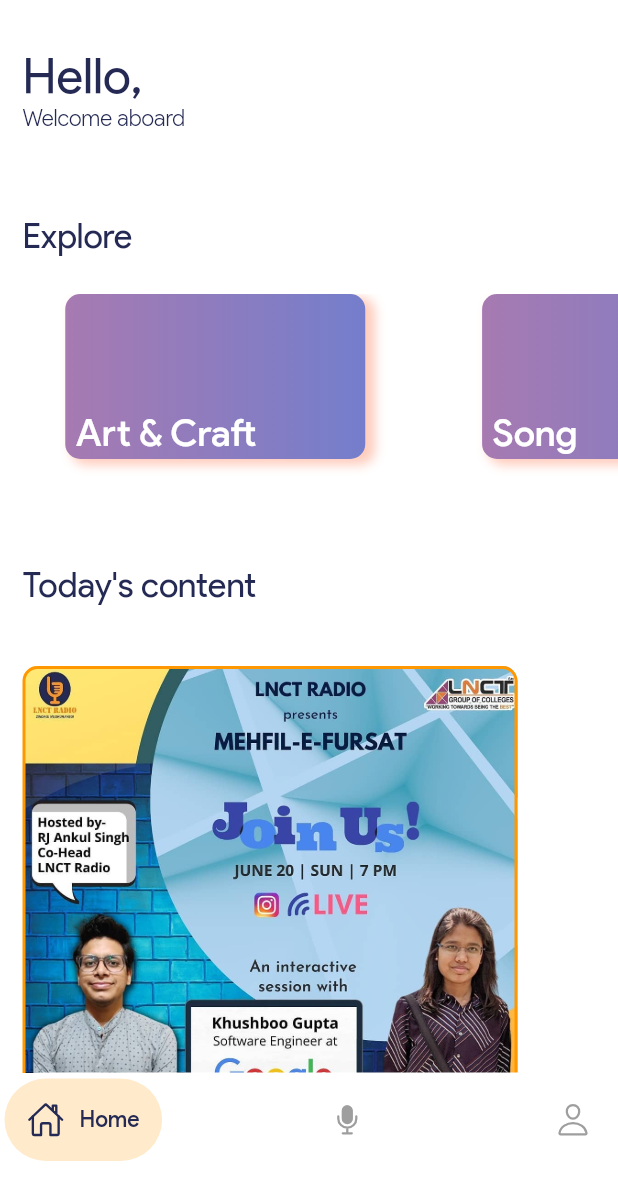
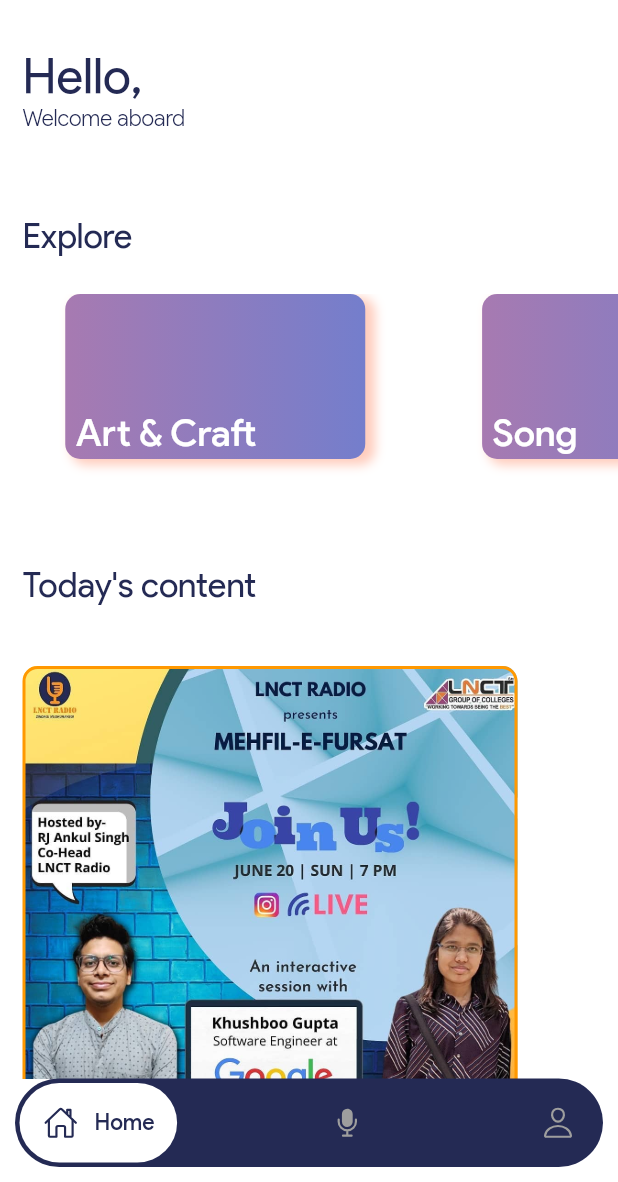
Before and after one commit to SanketKumarr/radio, a Flutter app: the screen it shows once a user with an empty profile is signed in, on a phone screen of 412 x 824 dp, the part 54-1236 px from its top. Run offline on Flutter 3.47's test engine with Material 2 defaults, Android fonts, the phone set to English and light mode, and no system bars; drawn by our look-alikes of carousel_slider, google_nav_bar; our stand-ins replace assets_audio_player, audioplayers, firebase_auth, firebase_core, font_awesome_flutter, google_sign_in and 2 more; accounts and stored records are empty.

Commit message:
bottom bar changes (1/Nov/2021)

```diff
--- a/lib/bottom_bar.dart
+++ b/lib/bottom_bar.dart
@@ -47,21 +47,15 @@
           );
         },
       ),
-      bottomNavigationBar: SafeArea(
-        child: Padding(
-          padding: const EdgeInsets.only(bottom: 10),
+      bottomNavigationBar: Padding(
+        padding: const EdgeInsets.only(bottom: 10, left: 10, right: 10),
         child: Container(
-            height: 63,
+          height: 59,
           width: MediaQuery.of(context).size.width,
           // margin: EdgeInsets.symmetric(horizontal: 20, vertical: 5),
           decoration: BoxDecoration(
-              color: Colors.white,
-              borderRadius: BorderRadius.only(
-                topLeft: Radius.circular(30),
-                topRight: Radius.circular(30),
-                bottomLeft: Radius.circular(30),
-                bottomRight: Radius.circular(30),
-              ),
+            color: Color(0xff242a54),
+            borderRadius: BorderRadius.all(Radius.circular(30))
           ),
           child: Padding(
             padding: const EdgeInsets.symmetric(horizontal: 3, vertical: 3),
@@ -78,7 +72,7 @@
                     fontWeight: FontWeight.w500,
                     fontSize: 15,
                   ),
-                    backgroundColor: Colors.orange.withOpacity(0.2),
+                  backgroundColor: Colors.white,
                   iconSize: 25,
                   padding: padding,
                   gap: gap,
@@ -94,7 +88,7 @@
                     fontWeight: FontWeight.w500,
                     fontSize: 15,
                   ),
-                    backgroundColor: Colors.orangeAccent.withOpacity(0.2),
+                  backgroundColor: Colors.white,
                   iconSize: 24,
                   padding: padding,
                   gap: gap,
@@ -110,7 +104,7 @@
                     fontWeight: FontWeight.w500,
                     fontSize: 15,
                   ),
-                    backgroundColor: Colors.orangeAccent.withOpacity(0.2),
+                  backgroundColor: Colors.white,
                   iconSize: 24,
                   padding: padding,
                   gap: gap,
@@ -129,7 +123,6 @@
           ),
         ),
       ),
-      ),
     );
   }
 }
```
Lines whose indentation alone changed are shown as unchanged.
